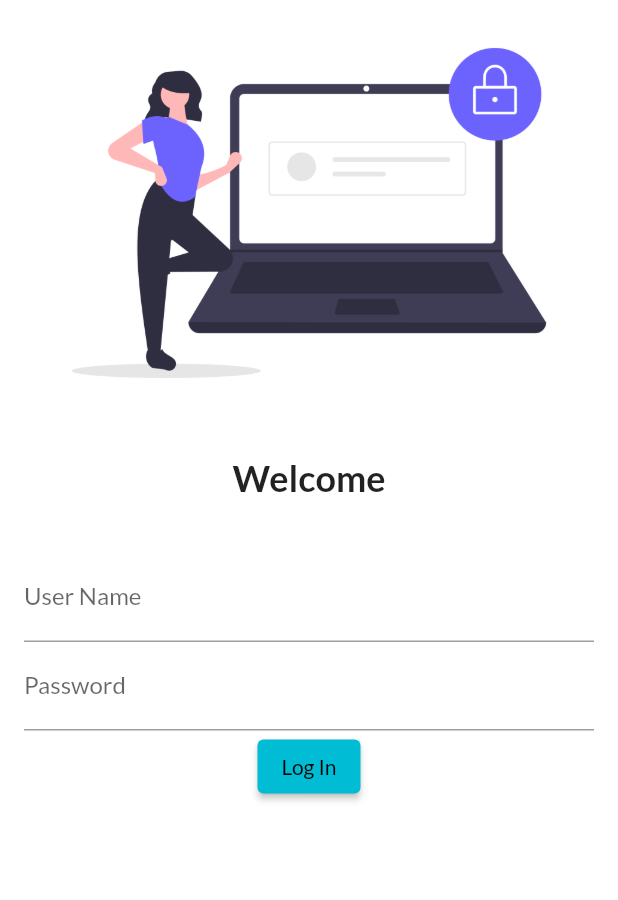
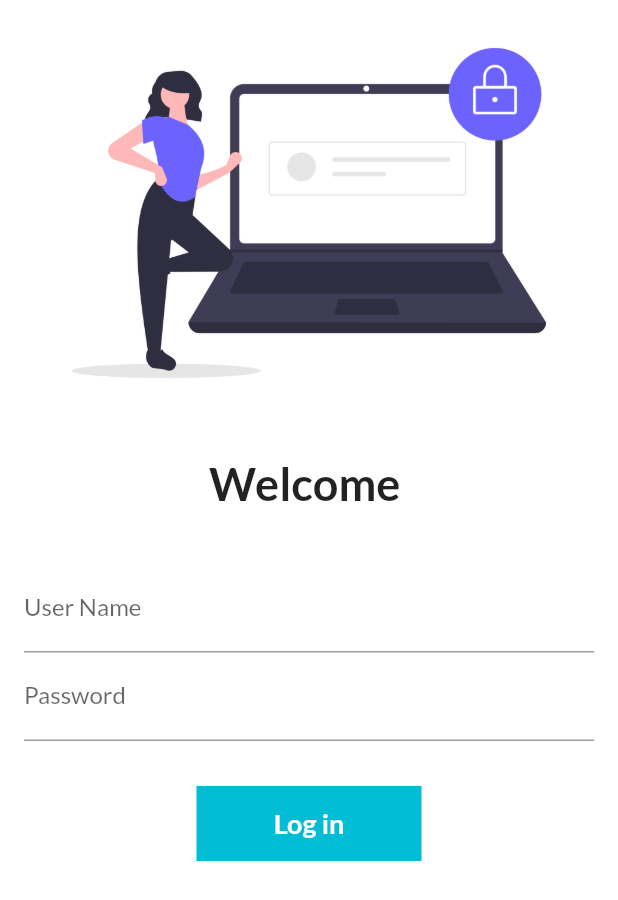
Before and after one commit to Nubla07/30DaysOfFlutter, a Flutter app: the screen it shows after launch, on a phone screen of 412 x 824 dp. Shown: the top 900 px of the screen. Run offline on Flutter 3.47's test engine with Material 2 defaults, Android fonts, the phone set to English and light mode, and no system bars; our stand-ins replace google_fonts.

Commit message:
Day-6 completed

```diff
--- a/lib/loginPage.dart
+++ b/lib/loginPage.dart
@@ -1,12 +1,21 @@
 import 'package:flutter/material.dart';
+import 'package:flutter_application_1/utils/routes.dart';
 
-class LogInPage extends StatelessWidget {
+class LogInPage extends StatefulWidget {
   const LogInPage({super.key});
 
+  @override
+  State<LogInPage> createState() => _LogInPageState();
+}
+
+class _LogInPageState extends State<LogInPage> {
+  String name = "";
+  bool changeButton = false;
   @override
   Widget build(BuildContext context) {
     return Material(
         color: Colors.white,
+        child: SingleChildScrollView(
           child: Column(
             children: [
               Image.asset(
@@ -17,9 +26,9 @@ class LogInPage extends StatelessWidget {
                 height: 20.0,
               ),
               Text(
-              "Welcome",
+                "Welcome $name",
                 style: TextStyle(
-                fontSize: 24,
+                  fontSize: 30,
                   fontWeight: FontWeight.bold,
                 ),
               ),
@@ -32,24 +41,67 @@ class LogInPage extends StatelessWidget {
                   children: [
                     TextFormField(
                         decoration: InputDecoration(
-                        hintText: " Enter User Name", labelText: "User Name"),
-                  ),
+                            hintText: " Enter User Name",
+                            labelText: "User Name"),
+                        onChanged: (value) {
+                          name = value;
+                          setState(() {});
+                        }),
                     TextFormField(
                       obscureText: true,
                       decoration: InputDecoration(
                           hintText: " Enter Password", labelText: "Password"),
                     ),
-                  ElevatedButton(
+                    SizedBox(
+                      height: 30.0,
+                    ),
+                    InkWell(
+                      onTap: () async {
+                        setState(() {
+                          changeButton = true;
+                        });
+                        await Future.delayed(Duration(seconds: 1));
+                         Navigator.pushNamed(context, MyRoutes.homeRoute);
+                      },
+                      child: AnimatedContainer(
+                        duration: Duration(seconds: 1),
+                        width: changeButton ? 50 : 150,
+                        height: 50,
+                        alignment: Alignment.center,
+                        child: changeButton
+                            ? Icon(
+                                Icons.done,
+                                color: Colors.white,
+                              )
+                            : Text(
+                                "Log in",
+                                style: TextStyle(
+                                    color: Colors.white,
+                                    fontWeight: FontWeight.bold,
+                                    fontSize: 18),
+                              ),
+                        decoration: BoxDecoration(
+                          color: Colors.cyan,
+                          shape: changeButton
+                              ? BoxShape.circle
+                              : BoxShape.rectangle,
+                          /*borderRadius:
+                                BorderRadius.circular(changeButton ? 20 : 8)*/
+                        ),
+                      ),
+                    ),
+                    /* ElevatedButton(
                       child: Text("Log In"),
-                    style: TextButton.styleFrom(),
+                      style: TextButton.styleFrom(minimumSize: Size(90, 40)),
                       onPressed: () {
-                      print("Welcome");
+                        Navigator.pushNamed(context, MyRoutes.homeRoute);
                       },
-                  )
+                    )*/
                   ],
                 ),
               )
             ],
+          ),
         ));
   }
 }
--- a/lib/main.dart
+++ b/lib/main.dart
@@ -2,6 +2,7 @@ import 'package:flutter/cupertino.dart';
 import 'package:flutter/material.dart';
 import 'package:flutter_application_1/Pages/homepage.dart';
 import 'package:flutter_application_1/loginPage.dart';
+import 'package:flutter_application_1/utils/routes.dart';
 import 'package:google_fonts/google_fonts.dart';
 
 void main() {
@@ -18,6 +19,7 @@ class MyApp extends StatelessWidget {
           primarySwatch: Colors.cyan,
           fontFamily: GoogleFonts.lato().fontFamily,
         ),
+        debugShowCheckedModeBanner: false,
         themeMode: ThemeMode.light,
         darkTheme: ThemeData(
           brightness: Brightness.dark,
@@ -25,7 +27,8 @@ class MyApp extends StatelessWidget {
         //initialRoute: "/home",
         routes: {
           "/": (context) => LogInPage(),
-          "/login": (context) => Homepage(),
+          MyRoutes.homeRoute: (context) => Homepage(),
+          MyRoutes.loginRoute: (context) => LogInPage()
         });
   }
 }
--- /dev/null
+++ b/lib/utils/routes.dart
@@ -0,0 +1,4 @@
+class MyRoutes {
+  static String loginRoute = "/login";
+  static String homeRoute = "/home";
+}
```
Lines whose indentation alone changed are shown as unchanged.
